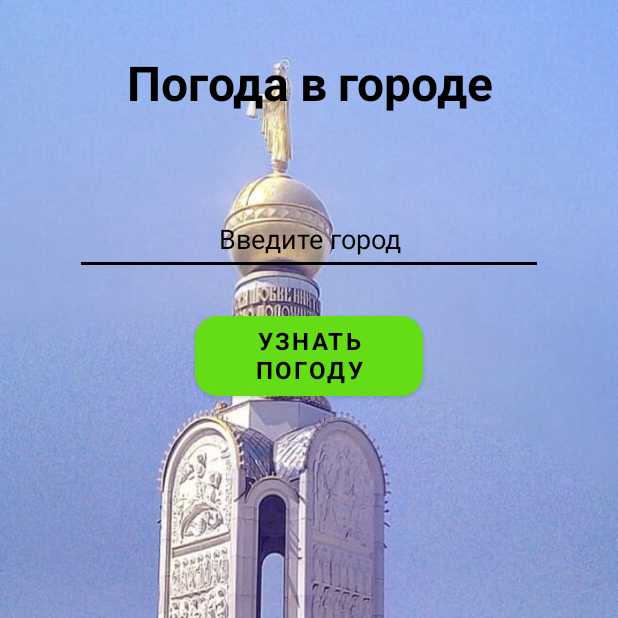
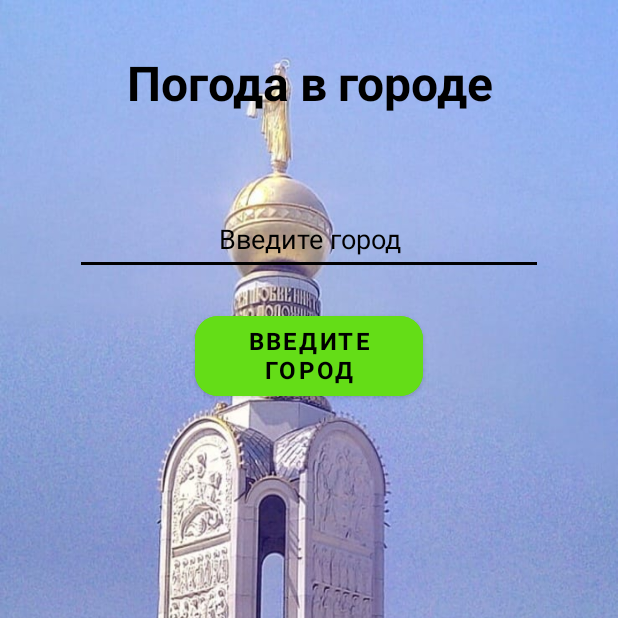
Before and after one commit to vyntyk/My_Weather, an Android app: the screen it shows after launch (MainActivity), on a phone screen of 412 x 824 dp, the top half of it. Run offline under Robolectric (Android 15) with nearby library versions, the phone set to English and light mode, and no system bars.

Commit message:
корректировка strings.xml

```diff
--- a/app/src/main/java/com/example/myweather/MainActivity.java
+++ b/app/src/main/java/com/example/myweather/MainActivity.java
@@ -51,7 +51,6 @@ public class MainActivity extends AppCompatActivity {
             }
         });
     }
-
     @SuppressLint("NonConstantResourceId")
     public void BG(View view) {
         switch (view.getId()) {
--- a/app/src/main/res/layout/activity_main.xml
+++ b/app/src/main/res/layout/activity_main.xml
@@ -35,7 +35,8 @@
         android:minHeight="48dp"
         android:textAlignment="center"
         android:textColor="@color/black"
-        android:textColorHint="@color/black" />
+        android:textColorHint="@color/black"
+        android:importantForAutofill="no" />
 
     <com.google.android.material.button.MaterialButton
         android:id="@+id/main_btn"
@@ -47,7 +48,7 @@
         android:layout_marginTop="21dp"
         android:backgroundTint="#64DD17"
         android:fontFamily="@font/montserrat_bold"
-        android:text="@string/main_btn"
+        android:text="@string/input_city"
         android:textColor="@color/black"
         android:textSize="16sp">
 
--- a/app/src/main/res/values/strings.xml
+++ b/app/src/main/res/values/strings.xml
@@ -5,4 +5,5 @@
     <string name="main_btn">Узнать погоду</string>
     <string name="no_input">Введите текст</string>
     <string name="weather">Погода</string>
+    <string name="input_city">Введите город</string>
 </resources>
```
